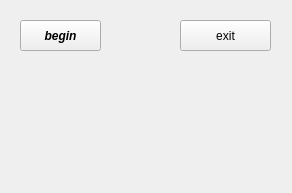
First picture: the form in mainwindow.ui, repository Lincyaw/GroupGameWork, before the edit.
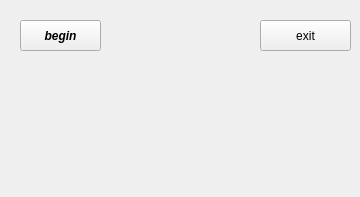
Second picture: the form after the edit. Icons and pictures are not drawn.

The edit to the form file:
```diff
--- a/mainwindow.ui
+++ b/mainwindow.ui
@@ -6,8 +6,8 @@
    <rect>
     <x>0</x>
     <y>0</y>
-    <width>292</width>
-    <height>193</height>
+    <width>360</width>
+    <height>197</height>
    </rect>
   </property>
   <property name="windowTitle">
@@ -45,7 +45,7 @@
    <widget class="QPushButton" name="pushButton">
     <property name="geometry">
      <rect>
-      <x>180</x>
+      <x>260</x>
       <y>20</y>
       <width>91</width>
       <height>31</height>
```
Left out of the diff: 2 changed lines with no effect on the pictures.
